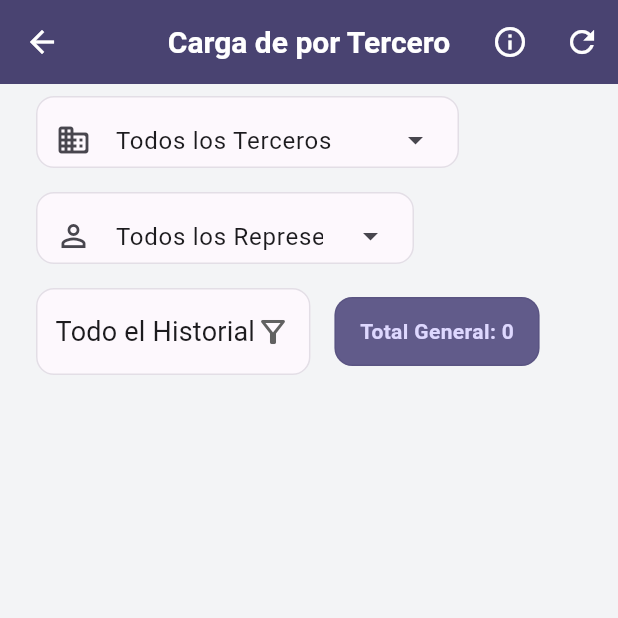
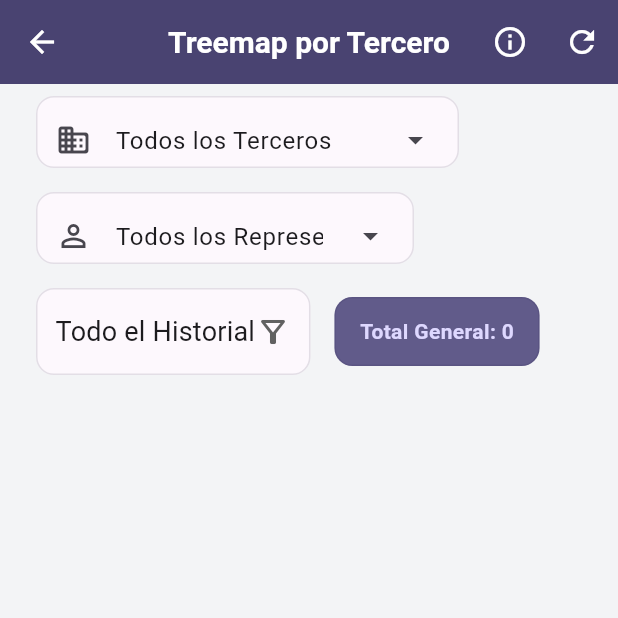
Before and after one commit to JosianCDS/primhub, a Flutter app: the ClientWorkloadPage screen opened directly, on a phone screen of 412 x 824 dp, the top half of it. Run offline on Flutter 3.47's test engine with Material 3 defaults, Android fonts, the phone set to English and light mode, and no system bars; drawn by our look-alikes of toastification; our stand-ins replace csv, file_picker, flutter_html, flutter_svg, go_router, material_symbols_icons and 3 more; missing offline and left inert: excel, flutter_quill, super_drag_and_drop, treemap, universal_html, vsc_quill_delta_to_html; accounts and stored records are empty; network calls fail; project files that could hold a hidden picture were left out.

Commit message:
fix: update Treemap by third party title in client workload page

```diff
--- a/lib/ui/pages/Metrics/client_workload_page.dart
+++ b/lib/ui/pages/Metrics/client_workload_page.dart
@@ -248,7 +248,7 @@ class _ClientWorkloadPageState extends State<ClientWorkloadPage> {
             onPressed: () => context.go('/metrics'),
           ),
         ),
-        title: const Text('Carga de por Tercero'),
+        title: const Text('Treemap por Tercero'),
         centerTitle: true,
         backgroundColor: colorScheme.primary,
         elevation: 0,
```
